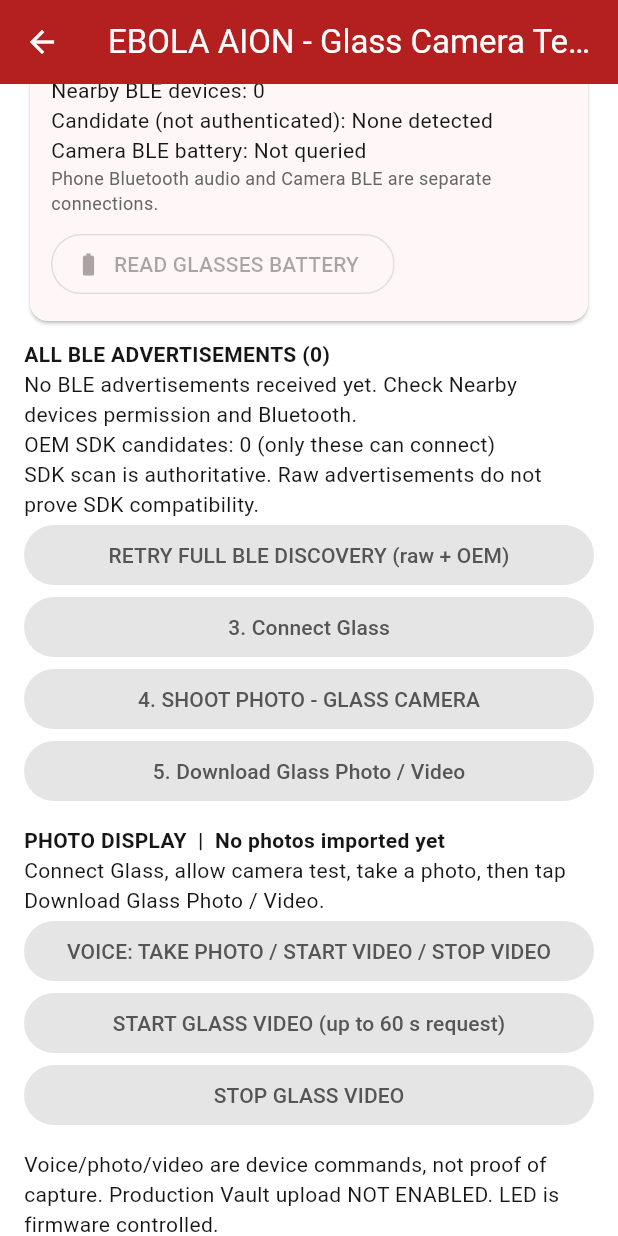
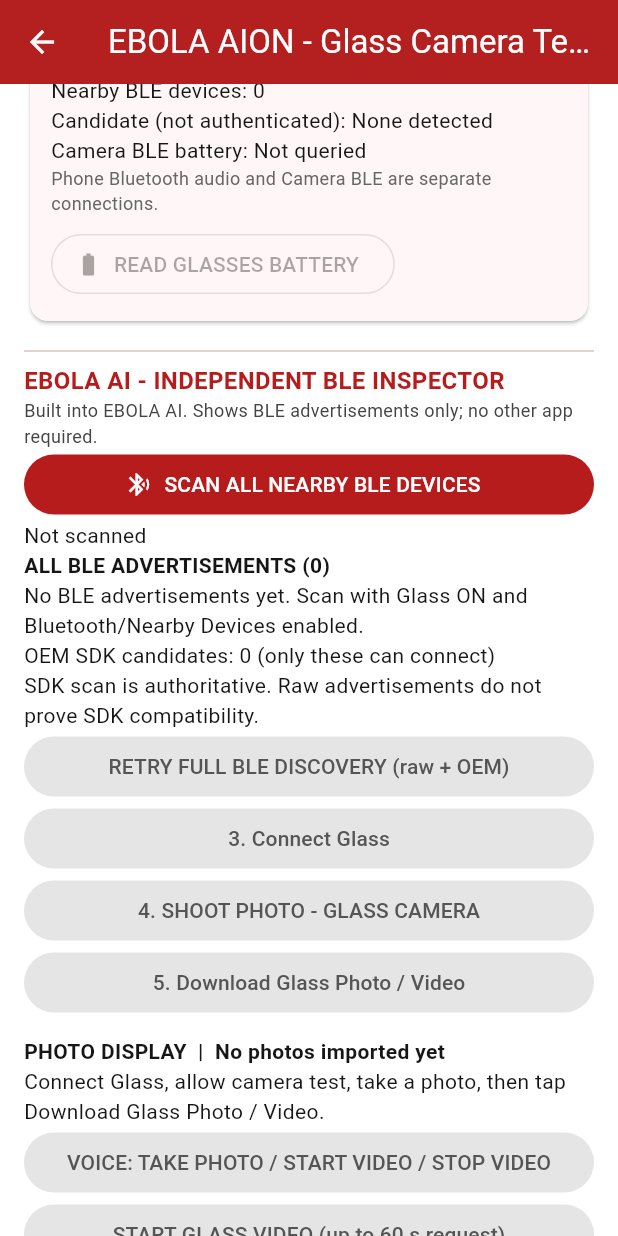
Before and after one commit to GODGPTAI/ebola-aion-companion, a Flutter app: the EbolaAionCameraProbe screen opened directly, scrolled down 576 dp, on a phone screen of 412 x 824 dp. Run offline on Flutter 3.47's test engine with Material 3 defaults, Android fonts, the phone set to English and light mode, and no system bars; our stand-ins replace flutter_blue_plus, permission_handler, speech_to_text, webview_flutter; missing offline and left inert: moyoung_glasses_ble_plugin.

Commit message:
Add independent BLE advertisement inspector to EBOLA AION

```diff
--- a/lib/ebola_aion_camera_probe.dart
+++ b/lib/ebola_aion_camera_probe.dart
@@ -26,6 +26,10 @@ class _EbolaAionCameraProbeState extends State<EbolaAionCameraProbe> with Widget
   final Map<String, String> _found = <String, String>{};
   // Unfiltered raw BLE observations for troubleshooting only; not OEM connect targets.
   final Map<String, String> _rawNearby = <String, String>{};
+  // EBOLA independent BLE inspector: advertisement metadata only.
+  // Does not connect to a raw device and does not copy third-party scanner code.
+  final Map<String, String> _rawMetadata = <String, String>{};
+  String _rawInspectorStatus = 'Not scanned';
   // OEM SDK discoveries are the only connectable candidates.
   // Raw BLE advertisements are observations, not verified SDK targets.
   final Map<String, String> _oemFound = <String, String>{};
@@ -119,6 +123,7 @@ class _EbolaAionCameraProbeState extends State<EbolaAionCameraProbe> with Widget
       _oemFound.clear();
       _selected = null;
       _rawNearby.clear();
+      _rawMetadata.clear();
       _rawBleCount = 0;
     });
     ebolaGlassStatus.value = ebolaGlassStatus.value.copyWith(
@@ -333,11 +338,27 @@ class _EbolaAionCameraProbeState extends State<EbolaAionCameraProbe> with Widget
     });
   }
 
+  // Independent BLE inspector works even when OEM initialization fails.
+  // It uses the existing FlutterBluePlus package, not an external app.
+  Future<void> _inspectBleAdvertisements() async {
+    if (_busy) {
+      _log('BLE INSPECTOR: another operation is in progress');
+      return;
+    }
+    if (mounted) setState(() => _rawInspectorStatus = 'Scanning nearby BLE devices');
+    await _rawBleScan();
+  }
+
   Future<void> _rawBleScan() async {
     _rawScanCompleted = false;
     await _run('Raw BLE scan', () async {
       final seen = <String>{};
-      if (mounted) setState(() => _rawNearby.clear());
+      if (mounted) setState(() {
+        _rawNearby.clear();
+        _rawMetadata.clear();
+        _rawBleCount = 0;
+        _rawInspectorStatus = 'Scanning nearby BLE devices';
+      });
       StreamSubscription<List<ScanResult>>? subscription;
       try {
         setState(() {
@@ -380,8 +401,18 @@ class _EbolaAionCameraProbeState extends State<EbolaAionCameraProbe> with Widget
             // Repeated advertisements may gain a name later: update the record.
             // Display ALL advertisements, even unnamed ones. This list is
             // diagnostic only; never auto-connect to these raw addresses.
+            // Show only advertised metadata (not MACs or advertising payload bytes).
+            // Device keys are internal to the view; they are never printed to logs.
+            final services = adv.serviceUuids.map((uuid) => uuid.toString()).toList();
+            final companyIds = adv.manufacturerData.keys.toList()..sort();
+            final metadata = 'Services: ${services.isEmpty ? "none advertised" : services.take(8).join(", ")} '
+                '| Manufacturer IDs: ${companyIds.isEmpty ? "none" : companyIds.take(8).join(", ")}';
             if (mounted) {
-              setState(() => _rawNearby[id] = '$name  |  ${result.rssi} dBm');
+              setState(() {
+                _rawNearby[id] = '$name  |  ${result.rssi} dBm';
+                _rawMetadata[id] = metadata;
+                _rawBleCount = seen.length;
+              });
             }
             final lower = name.toLowerCase();
             if (lower.contains('v03') || lower.contains('aimb') ||
@@ -434,9 +465,12 @@ class _EbolaAionCameraProbeState extends State<EbolaAionCameraProbe> with Widget
           });
         }
         _rawScanCompleted = true;
+        if (mounted) setState(() => _rawInspectorStatus =
+            'Scan finished: ${seen.length} unique BLE advertisers');
         _log('RAW BLE SCAN COMPLETE uniqueDevices=${seen.length} '
             'OEMCandidates=${_oemFound.length}');
       } catch (error) {
+        if (mounted) setState(() => _rawInspectorStatus = 'Scan failed: $error');
         _log('RAW BLE ERROR: $error');
         if (mounted) setState(() => _scanHint = 'Raw BLE failed; OEM scan was attempted separately. Check SDK diagnostics.');
         rethrow;
@@ -698,12 +732,29 @@ class _EbolaAionCameraProbeState extends State<EbolaAionCameraProbe> with Widget
           ),
         ),
         const SizedBox(height: 8),
+        const Divider(),
+        const Text('EBOLA AI - INDEPENDENT BLE INSPECTOR',
+          style: TextStyle(fontWeight: FontWeight.bold, color: Color(0xFFB71C1C), fontSize: 16)),
+        const Text('Built into EBOLA AI. Shows BLE advertisements only; no other app required.',
+          style: TextStyle(fontSize: 12, color: Color(0xFF444444))),
+        FilledButton.icon(
+          onPressed: _busy ? null : _inspectBleAdvertisements,
+          icon: const Icon(Icons.bluetooth_searching),
+          label: const Text('SCAN ALL NEARBY BLE DEVICES')),
+        Text(_rawInspectorStatus, style: const TextStyle(color: Color(0xFF161616))),
         Text('ALL BLE ADVERTISEMENTS (${_rawNearby.length})',
-          style: const TextStyle(fontWeight: FontWeight.bold)),
+          style: const TextStyle(fontWeight: FontWeight.bold, color: Color(0xFF161616))),
         if (_rawNearby.isEmpty)
-          const Text('No BLE advertisements received yet. Check Nearby devices permission and Bluetooth.'),
+          const Text('No BLE advertisements yet. Scan with Glass ON and Bluetooth/Nearby Devices enabled.'),
         for (final entry in _rawNearby.entries)
-          Text(entry.value, style: const TextStyle(fontSize: 12)),
+          Card(color: const Color(0xFFFFF7F7), child: Padding(
+            padding: const EdgeInsets.all(10), child: Column(
+              crossAxisAlignment: CrossAxisAlignment.start, children: [
+                Text(entry.value, style: const TextStyle(
+                  fontWeight: FontWeight.w600, color: Color(0xFF161616))),
+                Text(_rawMetadata[entry.key] ?? 'No advertising metadata',
+                  style: const TextStyle(fontSize: 11, color: Color(0xFF444444))),
+              ]))),
         Text('OEM SDK candidates: ${_oemFound.length} (only these can connect)'),
         const Text('SDK scan is authoritative. Raw advertisements do not prove SDK compatibility.'),
         FilledButton(onPressed: _busy || !_ready ? null : _scan,
```
